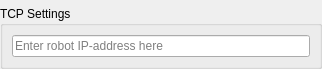
Above: plugins/robots/interpreters/trikKitInterpreterCommon/src/trikAdditionalPreferences.ui from qreal/qreal before the change. Below: the same form after it.
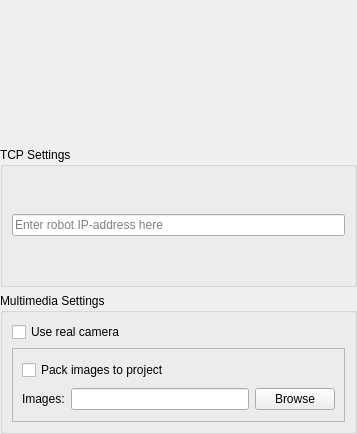
That is the form after the change. Custom widgets are drawn as their Qt base class.

Commit message: add settings for TS getStillImage() implementation

The edit to the form file:
```diff
--- a/plugins/robots/interpreters/trikKitInterpreterCommon/src/trikAdditionalPreferences.ui
+++ b/plugins/robots/interpreters/trikKitInterpreterCommon/src/trikAdditionalPreferences.ui
@@ -6,8 +6,8 @@
    <rect>
     <x>0</x>
     <y>0</y>
-    <width>322</width>
-    <height>53</height>
+    <width>357</width>
+    <height>434</height>
    </rect>
   </property>
   <property name="windowTitle">
@@ -46,6 +46,58 @@
      </layout>
     </widget>
    </item>
+   <item>
+    <widget class="QGroupBox" name="multimediaSettingsGroupBox">
+     <property name="title">
+      <string>Multimedia Settings</string>
+     </property>
+     <layout class="QGridLayout" name="gridLayout">
+      <item row="0" column="1">
+       <widget class="QCheckBox" name="realCameraCheckBox">
+        <property name="text">
+         <string>Use real camera</string>
+        </property>
+       </widget>
+      </item>
+      <item row="1" column="1">
+       <widget class="QFrame" name="simulatedCameraFrame">
+        <property name="frameShape">
+         <enum>QFrame::StyledPanel</enum>
+        </property>
+        <property name="frameShadow">
+         <enum>QFrame::Raised</enum>
+        </property>
+        <layout class="QGridLayout" name="gridLayout_2">
+         <item row="0" column="0" colspan="3">
+          <widget class="QCheckBox" name="packImagesCheckBox">
+           <property name="text">
+            <string>Pack images to project</string>
+           </property>
+          </widget>
+         </item>
+         <item row="1" column="0">
+          <widget class="QLabel" name="imagesPathLabel">
+           <property name="text">
+            <string>Images:</string>
+           </property>
+          </widget>
+         </item>
+         <item row="1" column="1">
+          <widget class="QLineEdit" name="imagesPathlineEdit"/>
+         </item>
+         <item row="1" column="2">
+          <widget class="QPushButton" name="browseImagesPathButton">
+           <property name="text">
+            <string>Browse</string>
+           </property>
+          </widget>
+         </item>
+        </layout>
+       </widget>
+      </item>
+     </layout>
+    </widget>
+   </item>
   </layout>
  </widget>
  <customwidgets>
```
Left out of the diff: 3 changed lines with no effect on the pictures. The commit also changes 2 other files.
